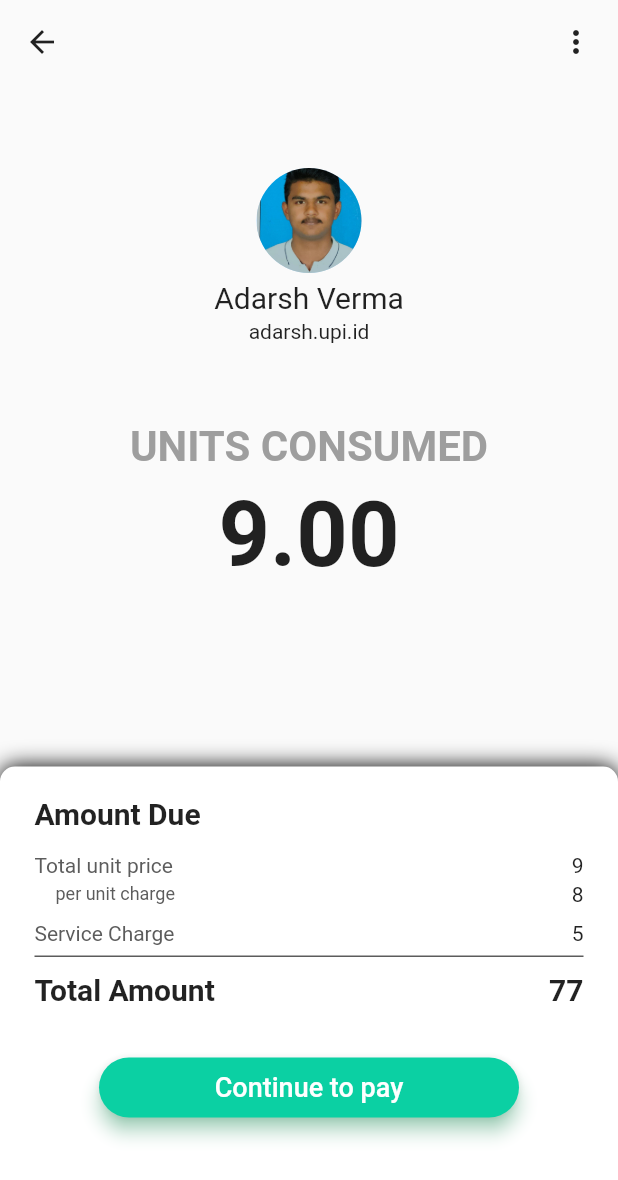
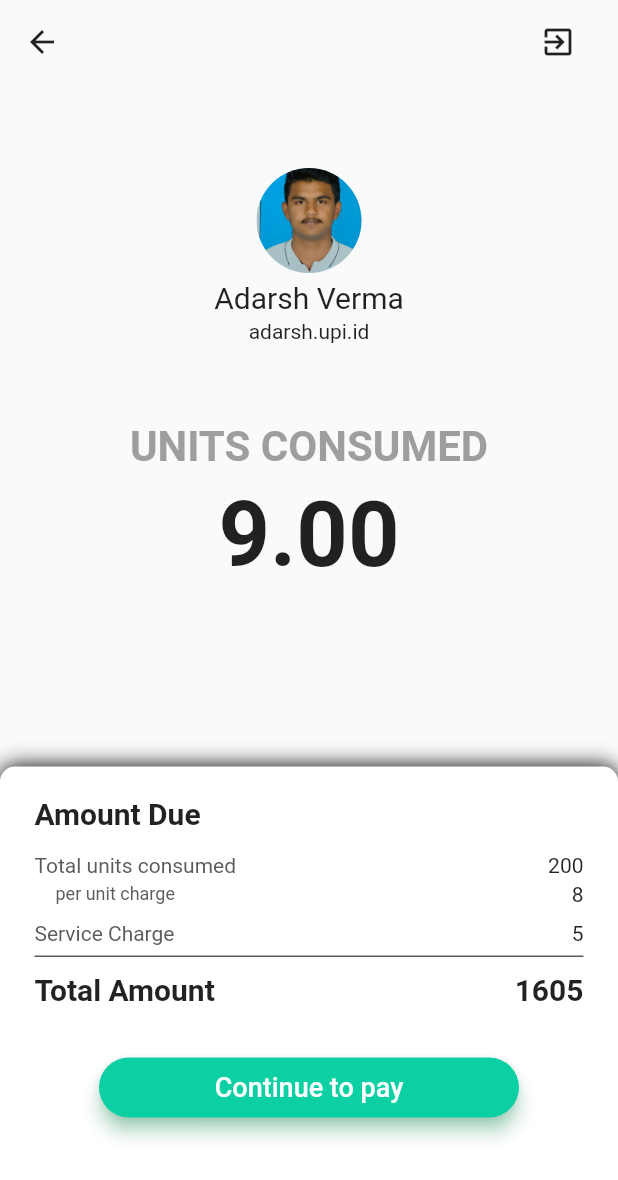
Before and after one commit to adarshverma2002/IOT_Project, a Flutter app: the powerUnitScreen screen opened directly, on a phone screen of 412 x 824 dp. Shown: the top 1180 px of the screen. Run offline on Flutter 3.47's test engine with Material 2 defaults, Android fonts, the phone set to English and light mode, and no system bars; drawn by our look-alikes of animated_flip_counter; our stand-ins replace firebase_auth, firebase_core, firebase_database, google_fonts; accounts and stored records are empty; network calls fail.

Commit message:
Price and Units logic amended

```diff
--- a/lib/screens/homePage.dart
+++ b/lib/screens/homePage.dart
@@ -1,6 +1,12 @@
 import 'package:animated_flip_counter/animated_flip_counter.dart';
+import 'package:blue/screens/loginPage.dart';
+import 'package:blue/services/firebase_auth.dart';
 import 'package:blue/services/realtimeData.dart';
+import 'package:firebase_auth/firebase_auth.dart';
 import 'package:flutter/material.dart';
+import 'package:provider/provider.dart';
+
+import '../utils/show_snack_bar.dart';
 
 class powerUnitScreen extends StatefulWidget {
   const powerUnitScreen({Key? key}) : super(key: key);
@@ -12,7 +18,7 @@ class powerUnitScreen extends StatefulWidget {
 class _powerUnitScreenState extends State<powerUnitScreen> {
   // get realValue => stream;
   var unitsValue = 9;
-  var unitPrice = 9;
+  var unitConsumed = 200;
   var unitCharge = 8;
   var serviceCharge = 5;
 
@@ -21,6 +27,8 @@ class _powerUnitScreenState extends State<powerUnitScreen> {
     stream.listen((event) {
       setState(() {
         unitsValue = int.parse(event.snapshot.value.toString());
+        unitConsumed = int.parse(event.snapshot.value.toString());
+        // unitConsumed = unitsValue;
       });
     });
     super.initState();
@@ -28,25 +36,29 @@ class _powerUnitScreenState extends State<powerUnitScreen> {
 
   @override
   Widget build(BuildContext context) {
+    FirebaseAuthMethods methods = context.read<FirebaseAuthMethods>();
     return Scaffold(
       appBar: AppBar(
         backgroundColor: Colors.transparent,
         elevation: 0,
-        title: Row(
-          children: const [
+        title: Row(children: [
           Icon(
             Icons.arrow_back,
             color: Colors.black87,
             size: 24,
           ),
           Spacer(),
-            Icon(
-              Icons.more_vert,
+          IconButton(
+              onPressed: () async {
+                methods.signOut(context);
+                await Navigator.of(context)
+                    .push(MaterialPageRoute(builder: (context) => loginPage()));
+              },
+              icon: Icon(
+                Icons.exit_to_app,
                 color: Colors.black87,
-              size: 24,
-            )
-          ],
-        ),
+              )),
+        ]),
       ),
       body: Container(
         child: Center(
@@ -141,12 +153,12 @@ class _powerUnitScreenState extends State<powerUnitScreen> {
                               // mainAxisAlignment: MainAxisAlignment.start,
                               children: [
                                 const Text(
-                                  "Total unit price",
+                                  "Total units consumed",
                                   style: TextStyle(
                                       fontSize: 14, color: Color(0xFF5C5C5C)),
                                 ),
                                 const Spacer(),
-                                Text(unitPrice
+                                Text(unitConsumed
                                     .toString()), // This value to be updated real-time
                               ],
                             ),
@@ -220,7 +232,7 @@ class _powerUnitScreenState extends State<powerUnitScreen> {
                                 ),
                                 const Spacer(),
                                 Text(
-                                  (unitPrice * unitCharge + serviceCharge)
+                                  (unitConsumed * unitCharge + serviceCharge)
                                       .toString(),
                                   style: TextStyle(
                                       fontSize: 20,
@@ -265,4 +277,15 @@ class _powerUnitScreenState extends State<powerUnitScreen> {
       ),
     );
   }
+
+  Future signOut() async {
+    showDialog(
+        context: context,
+        builder: (context) => const Center(child: CircularProgressIndicator()));
+    try {
+      await FirebaseAuth.instance.signOut();
+    } on FirebaseAuthException catch (e) {
+      showSnackBar(context, e.message!);
     }
+  }
+}
--- a/lib/screens/loginPage.dart
+++ b/lib/screens/loginPage.dart
@@ -158,7 +158,7 @@ class _loginPageState extends State<loginPage> {
     );
   }
 
-  signIn() async {
+  Future signIn() async {
     showDialog(
         context: context,
         builder: (context) => const Center(child: CircularProgressIndicator()));
```
Also changed, not shown: 1 other file. Lines whose indentation alone changed are shown as unchanged.
